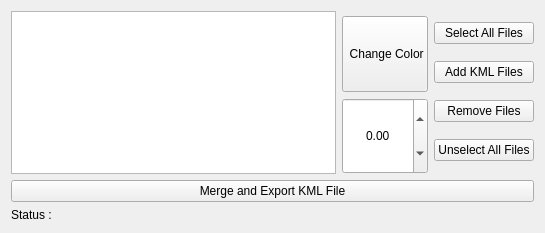
Qt form mslib/msui/ui/ui_kmloverlay_dockwidget.ui (Open-MSS/MSS) before a commit.
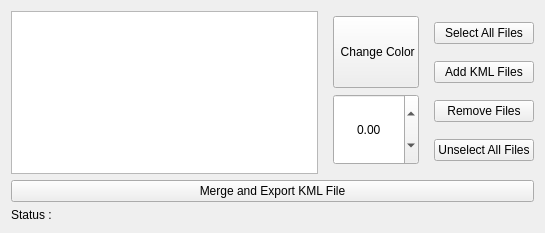
The same form after that commit.

```diff
--- a/mslib/msui/ui/ui_kmloverlay_dockwidget.ui
+++ b/mslib/msui/ui/ui_kmloverlay_dockwidget.ui
@@ -44,6 +44,7 @@
         </widget>
        </item>
        <item>
+        <widget class="QFrame" name="frame">
         <layout class="QVBoxLayout" name="verticalLayout_4">
          <property name="topMargin">
           <number>5</number>
@@ -99,6 +100,7 @@
           </widget>
          </item>
         </layout>
+        </widget>
        </item>
       </layout>
      </item>
```
Left out of the diff: 9 changed lines with no effect on the pictures. Lines whose indentation alone changed are shown as unchanged.
